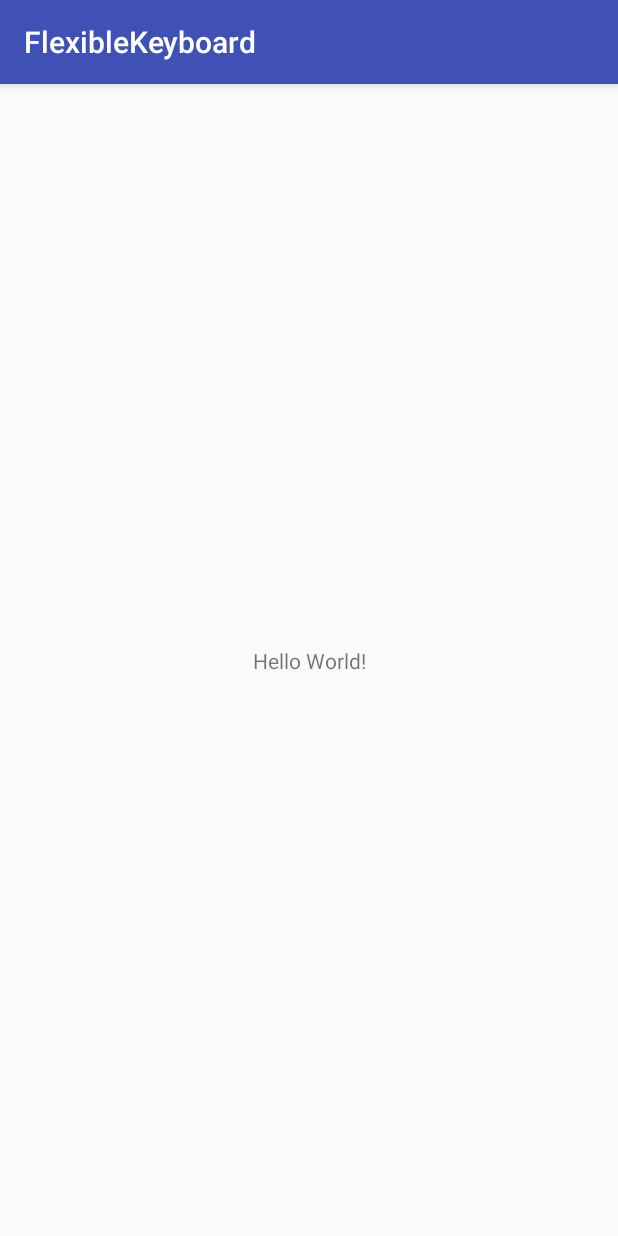
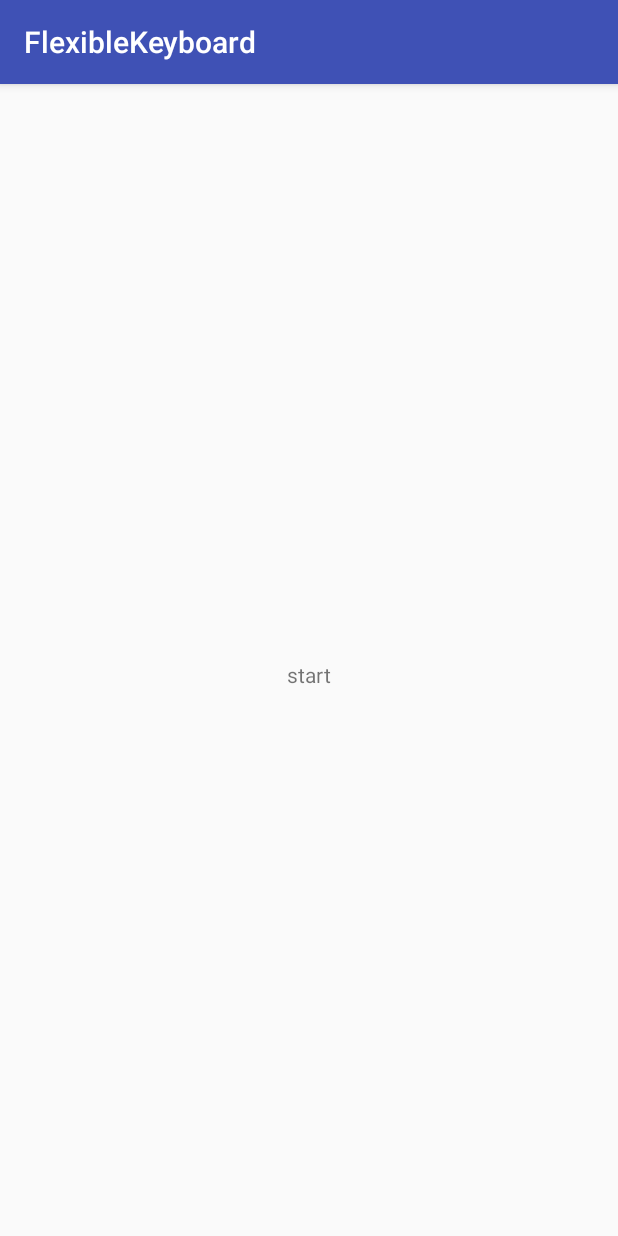
Before and after one commit to tuvy22686/FlexibleKeyboard, an Android app: the screen it shows after launch (MainActivity), on a phone screen of 412 x 824 dp. Run offline under Robolectric (Android 15) with nearby library versions, the phone set to English and light mode, and no system bars; our stand-ins replace data binding.

Commit message:
チュートリアル用ViewPagerを追加

```diff
--- a/app/src/main/java/com/tuvy/tomosugi/flexiblekeyboard/MainActivity.kt
+++ b/app/src/main/java/com/tuvy/tomosugi/flexiblekeyboard/MainActivity.kt
@@ -1,6 +1,9 @@
 package com.tuvy.tomosugi.flexiblekeyboard
 
 import android.os.Bundle
+import android.support.v4.app.Fragment
+import android.support.v4.app.FragmentManager
+import android.support.v4.app.FragmentPagerAdapter
 import android.support.v7.app.AppCompatActivity
 import com.tuvy.tomosugi.flexiblekeyboard.databinding.ActivityMainBinding
 
@@ -13,5 +16,18 @@ class MainActivity : AppCompatActivity() {
     override fun onCreate(savedInstanceState: Bundle?) {
         super.onCreate(savedInstanceState)
         setContentView(binding.root)
+
+        setupTutorial()
+    }
+
+    private fun setupTutorial() {
+        val fragments = listOf(TutorialStartFragment.getInstance(), TutorialEndFragment.getInstance())
+        binding.viewPager.offscreenPageLimit = fragments.size - 1
+        binding.viewPager.adapter = ViewPagerAdapter(fragments, supportFragmentManager)
+    }
+
+    private class ViewPagerAdapter(private val fragments: List<Fragment>, fm: FragmentManager) : FragmentPagerAdapter(fm) {
+        override fun getItem(position: Int) = fragments[position]
+        override fun getCount() = fragments.size
     }
 }
--- /dev/null
+++ b/app/src/main/java/com/tuvy/tomosugi/flexiblekeyboard/TutorialEndFragment.kt
@@ -0,0 +1,25 @@
+package com.tuvy.tomosugi.flexiblekeyboard
+
+import android.os.Bundle
+import android.support.v4.app.Fragment
+import android.view.LayoutInflater
+import android.view.View
+import android.view.ViewGroup
+import com.tuvy.tomosugi.flexiblekeyboard.databinding.FragmentTutorialEndBinding
+
+class TutorialEndFragment : Fragment() {
+
+    companion object {
+        fun getInstance() = TutorialEndFragment()
+    }
+
+    private val binding: FragmentTutorialEndBinding by lazy {
+        FragmentTutorialEndBinding.inflate(LayoutInflater.from(context))
+    }
+
+    override fun onCreateView(inflater: LayoutInflater?,
+                              container: ViewGroup?,
+                              savedInstanceState: Bundle?): View? {
+        return binding.root
+    }
+}
--- /dev/null
+++ b/app/src/main/java/com/tuvy/tomosugi/flexiblekeyboard/TutoriarStartFragment.kt
@@ -0,0 +1,25 @@
+package com.tuvy.tomosugi.flexiblekeyboard
+
+import android.os.Bundle
+import android.support.v4.app.Fragment
+import android.view.LayoutInflater
+import android.view.View
+import android.view.ViewGroup
+import com.tuvy.tomosugi.flexiblekeyboard.databinding.FragmentTutorialStartBinding
+
+class TutorialStartFragment : Fragment() {
+
+    companion object {
+        fun getInstance() = TutorialStartFragment()
+    }
+
+    private val binding: FragmentTutorialStartBinding by lazy {
+        FragmentTutorialStartBinding.inflate(LayoutInflater.from(context))
+    }
+
+    override fun onCreateView(inflater: LayoutInflater?,
+                              container: ViewGroup?,
+                              savedInstanceState: Bundle?): View? {
+        return binding.root
+    }
+}
--- a/app/src/main/res/layout/activity_main.xml
+++ b/app/src/main/res/layout/activity_main.xml
@@ -1,7 +1,6 @@
 <?xml version="1.0" encoding="utf-8"?>
 
 <layout xmlns:android="http://schemas.android.com/apk/res/android"
-    xmlns:app="http://schemas.android.com/apk/res-auto"
     xmlns:tools="http://schemas.android.com/tools">
 
     <android.support.constraint.ConstraintLayout
@@ -9,15 +8,17 @@
         android:layout_height="match_parent"
         tools:context="com.tuvy.tomosugi.flexiblekeyboard.MainActivity">
 
-        <TextView
-            android:id="@+id/text_view"
-            android:layout_width="wrap_content"
-            android:layout_height="wrap_content"
-            android:text="Hello World!"
-            app:layout_constraintBottom_toBottomOf="parent"
-            app:layout_constraintLeft_toLeftOf="parent"
-            app:layout_constraintRight_toRightOf="parent"
-            app:layout_constraintTop_toTopOf="parent" />
+        <android.support.v4.view.ViewPager
+            android:id="@+id/view_pager"
+            android:layout_width="match_parent"
+            android:layout_height="match_parent">
+
+            <android.support.v4.view.PagerTitleStrip
+                android:id="@+id/pager_title_strip"
+                android:layout_width="match_parent"
+                android:layout_height="wrap_content" />
+
+        </android.support.v4.view.ViewPager>
 
     </android.support.constraint.ConstraintLayout>
 </layout>
--- /dev/null
+++ b/app/src/main/res/layout/fragment_tutorial_end.xml
@@ -0,0 +1,16 @@
+<?xml version="1.0" encoding="utf-8"?>
+
+<layout xmlns:android="http://schemas.android.com/apk/res/android">
+    <LinearLayout
+        android:orientation="vertical"
+        android:layout_width="match_parent"
+        android:layout_height="match_parent"
+        android:gravity="center">
+
+        <TextView
+            android:layout_width="wrap_content"
+            android:layout_height="wrap_content"
+            android:text="end"/>
+
+    </LinearLayout>
+</layout>
--- /dev/null
+++ b/app/src/main/res/layout/fragment_tutorial_start.xml
@@ -0,0 +1,16 @@
+<?xml version="1.0" encoding="utf-8"?>
+
+<layout xmlns:android="http://schemas.android.com/apk/res/android">
+    <LinearLayout
+        android:orientation="vertical"
+        android:layout_width="match_parent"
+        android:layout_height="match_parent"
+        android:gravity="center">
+
+        <TextView
+            android:layout_width="wrap_content"
+            android:layout_height="wrap_content"
+            android:text="start"/>
+
+    </LinearLayout>
+</layout>
```
